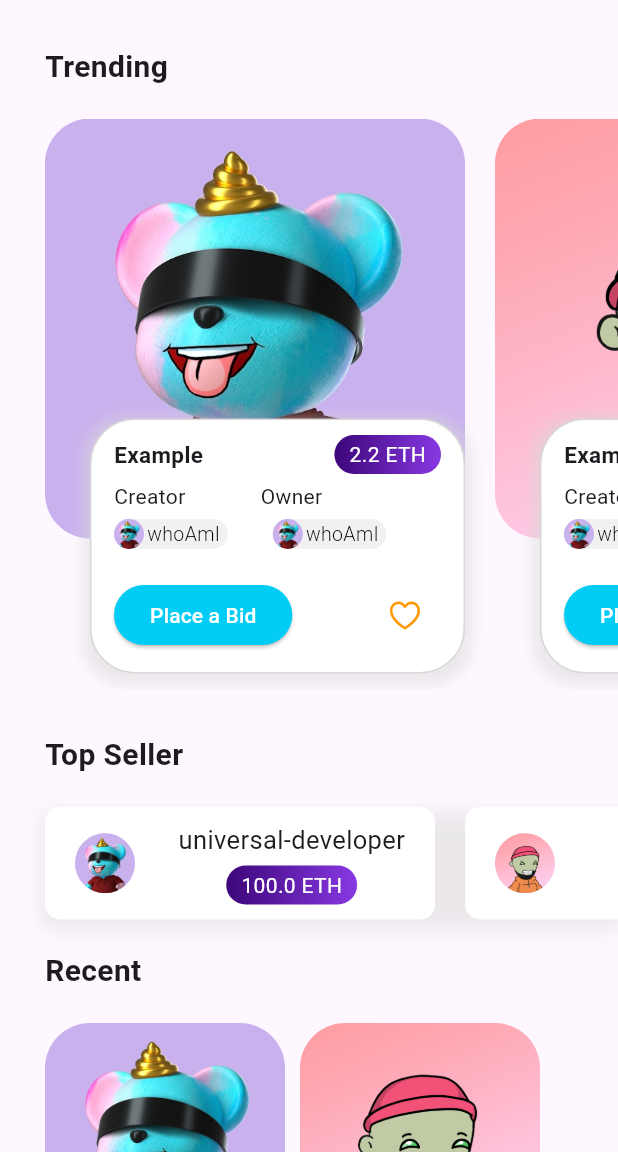
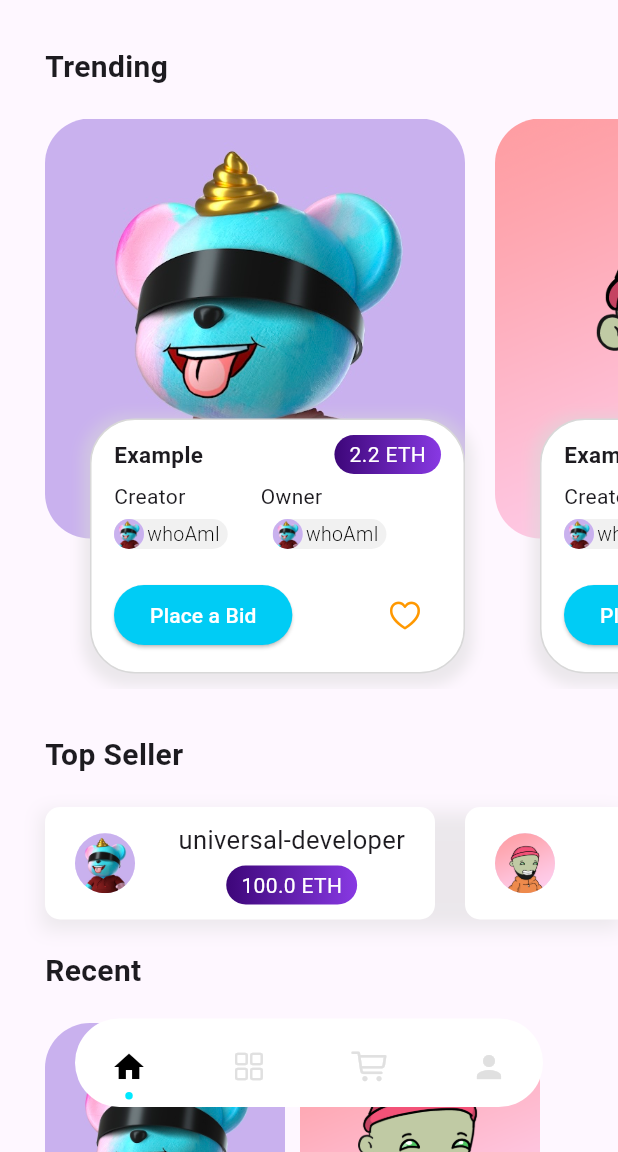
Before and after one commit to universal-developer/Flutter-NFT-App, a Flutter app: the screen it shows after launch, after a tap on an icon or button, on a phone screen of 412 x 824 dp, the part 84-1236 px from its top. Run offline on Flutter 3.47's test engine with Material 2 defaults, Android fonts, the phone set to English and light mode, and no system bars; drawn by our look-alikes of dot_navigation_bar.

Commit message:
Initial Commit

```diff
--- a/lib/screens/home_screen.dart
+++ b/lib/screens/home_screen.dart
@@ -1,5 +1,6 @@
 import 'package:flutter/cupertino.dart';
 import 'package:flutter/material.dart';
+import 'package:dot_navigation_bar/dot_navigation_bar.dart';
 import '../colors.dart';
 import '../components/product_card.dart';
 import '../components/scrollable_product.dart';
@@ -15,9 +16,18 @@ class HomeScreen extends StatefulWidget {
 }
 
 class _HomeScreenState extends State<HomeScreen> {
+  var _selectedTab = _SelectedTab.home;
+
+  void _handleIndexChanged(int i) {
+    setState(() {
+      _selectedTab = _SelectedTab.values[i];
+    });
+  }
+
   @override
   Widget build(BuildContext context) {
     return Scaffold(
+      extendBody: true,
       appBar: AppBar(
         elevation: 0,
         title: Row(
@@ -320,6 +330,44 @@ class _HomeScreenState extends State<HomeScreen> {
           ),
         ),
       ),
+      bottomNavigationBar: Padding(
+        padding: const EdgeInsets.only(bottom: 10),
+        child: DotNavigationBar(
+          margin: const EdgeInsets.only(left: 10, right: 10),
+          currentIndex: _SelectedTab.values.indexOf(_selectedTab),
+          dotIndicatorColor: lightBlueColor,
+          unselectedItemColor: Colors.grey[300],
+          // enableFloatingNavBar: false,
+          onTap: _handleIndexChanged,
+          items: [
+            /// Home
+            DotNavigationBarItem(
+              icon: const Icon(Icons.home),
+              selectedColor: Colors.black,
+            ),
+
+            /// Likes
+            DotNavigationBarItem(
+              icon: const Icon(CupertinoIcons.square_grid_2x2),
+              selectedColor: Colors.black,
+            ),
+
+            /// Search
+            DotNavigationBarItem(
+              icon: const Icon(CupertinoIcons.shopping_cart),
+              selectedColor: Colors.black,
+            ),
+
+            /// Profile
+            DotNavigationBarItem(
+              icon: const Icon(Icons.person),
+              selectedColor: Colors.black,
+            ),
+          ],
+        ),
+      ),
     );
   }
 }
+
+enum _SelectedTab { home, favorite, search, person }
--- a/pubspec.yaml
+++ b/pubspec.yaml
@@ -34,6 +34,7 @@ dependencies:
   # The following adds the Cupertino Icons font to your application.
   # Use with the CupertinoIcons class for iOS style icons.
   cupertino_icons: ^1.0.2
+  dot_navigation_bar: ^1.0.1+4
 
 dev_dependencies:
   flutter_test:
```
Also changed, not shown: git-images/first.png (deleted), git-images/first_screen.png (added), git-images/second.png (deleted), git-images/second_screen.png (added), pubspec.lock, 1 other file.
